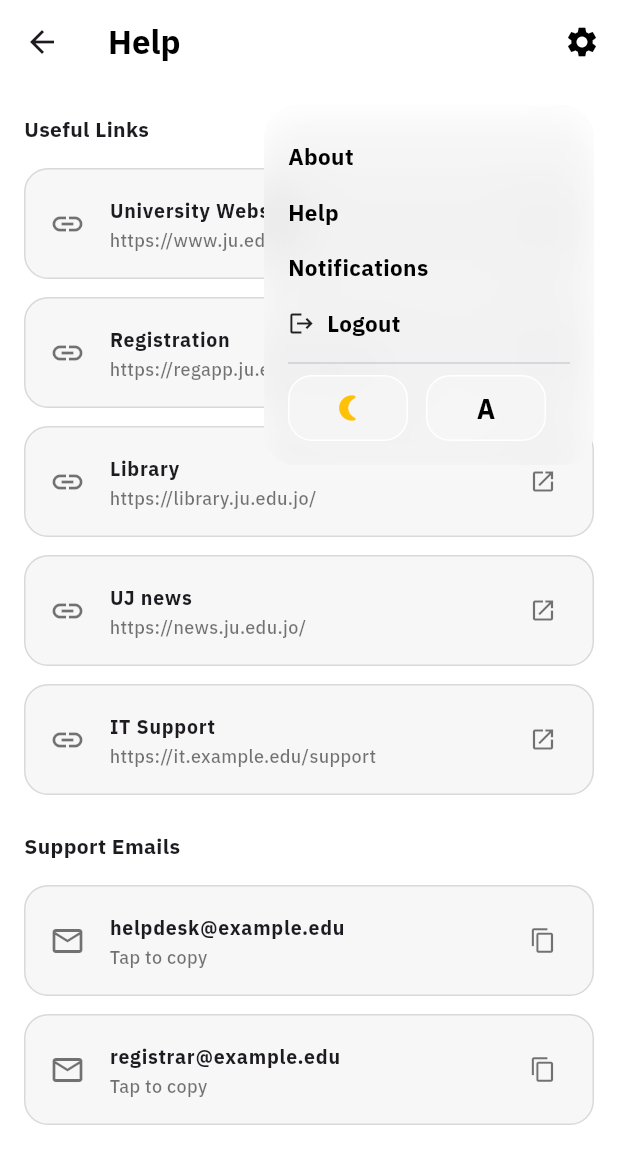
After one commit to unigohzla-png/UNiGO, a Flutter app: the HelpPage screen opened by its route, after a tap on the "settings" icon, on a phone screen of 412 x 824 dp. The commit adds this screen. Shown: the top 1164 px of the screen. Run offline on Flutter 3.47's test engine with Material 3 defaults, Android fonts, the phone set to English and light mode, and no system bars; our stand-ins replace cloud_firestore, firebase_auth, firebase_core, flutter_local_notifications, pdf, printing and 1 more; accounts and stored records are empty; project files that could hold a hidden picture were left out.

Commit message:
FINAL BEFORE EDITING THEME

```diff
--- a/lib/main.dart
+++ b/lib/main.dart
@@ -19,11 +19,14 @@ import 'views/pages/inquiry_subjects_page.dart';
 import 'views/pages/academic_plan_page.dart';
 import 'views/pages/course_page.dart';
 
+import 'views/pages/about_page.dart';
+import 'views/pages/help_page.dart';
+import 'views/pages/notifications_page.dart';
+
 // admin + roles
 import 'models/user_role.dart';
 import 'services/role_service.dart';
 import 'views/admin/admin_root_page.dart';
-
 
 final GlobalKey<NavigatorState> navigatorKey = GlobalKey<NavigatorState>();
 
@@ -51,13 +54,16 @@ class MyApp extends StatelessWidget {
         '/': (context) => const AuthRoleGate(),
         '/home': (context) => const AuthRoleGate(),
 
-
         // student-only sub-pages
         '/reserve-time': (context) => const ReserveTimePage(),
         '/register-courses': (context) => const RegisterCoursesPage(),
         '/withdraw-courses': (context) => const WithdrawCoursesPage(),
         '/print-schedule': (context) => const PrintSchedulePage(),
         '/inquiry-subjects': (context) => const InquirySubjectsPage(),
+        '/about': (context) => const AboutPage(),
+        '/help': (context) => const HelpPage(),
+        '/notifications': (context) => const NotificationsPage(),
+
         '/academic-plan': (context) => const AcademicPlanPage(),
         '/course': (context) {
           final args =
--- /dev/null
+++ b/lib/views/pages/help_page.dart
@@ -0,0 +1,115 @@
+import 'package:flutter/material.dart';
+import 'package:flutter/services.dart';
+import 'package:url_launcher/url_launcher.dart';
+
+import '../widgets/glass_appbar.dart';
+
+class HelpPage extends StatelessWidget {
+  const HelpPage({super.key});
+
+  // ✅ edit these to your real university info
+  static const List<Map<String, String>> links = [
+    {'title': 'University Website', 'url': 'https://www.ju.edu.jo/'},
+    {'title': 'Registration', 'url': 'https://regapp.ju.edu.jo/regapp/'},
+    {'title': 'Library', 'url': 'https://library.ju.edu.jo/'},
+    {'title': 'UJ news', 'url': 'https://news.ju.edu.jo/'},
+    {'title': 'IT Support', 'url': 'https://it.example.edu/support'},
+  ];
+
+  static const List<String> supportEmails = [
+    'helpdesk@example.edu',
+    'registrar@example.edu',
+  ];
+
+  @override
+  Widget build(BuildContext context) {
+    return Scaffold(
+      backgroundColor: Colors.white,
+      appBar: const GlassAppBar(title: 'Help'),
+      body: ListView(
+        padding: const EdgeInsets.all(16),
+        children: [
+          const Text(
+            'Useful Links',
+            style: TextStyle(fontSize: 14, fontWeight: FontWeight.w700),
+          ),
+          const SizedBox(height: 10),
+
+          ...links.map((item) => _tile(
+                title: item['title']!,
+                subtitle: item['url']!,
+                leading: Icons.link,
+                trailing: Icons.open_in_new,
+                onTap: () => _openUrl(context, item['url']!),
+              )),
+
+          const SizedBox(height: 18),
+
+          const Text(
+            'Support Emails',
+            style: TextStyle(fontSize: 14, fontWeight: FontWeight.w700),
+          ),
+          const SizedBox(height: 10),
+
+          ...supportEmails.map((email) => _tile(
+                title: email,
+                subtitle: 'Tap to copy',
+                leading: Icons.email_outlined,
+                trailing: Icons.copy,
+                onTap: () => _copy(context, email),
+              )),
+        ],
+      ),
+    );
+  }
+
+  Widget _tile({
+    required String title,
+    required String subtitle,
+    required IconData leading,
+    required IconData trailing,
+    required VoidCallback onTap,
+  }) {
+    return Container(
+      margin: const EdgeInsets.symmetric(vertical: 6),
+      decoration: BoxDecoration(
+        color: const Color(0xFFF7F7F7),
+        borderRadius: BorderRadius.circular(16),
+        border: Border.all(color: Colors.black12),
+      ),
+      child: ListTile(
+        onTap: onTap,
+        leading: Icon(leading, color: Colors.black54),
+        title: Text(
+          title,
+          style: const TextStyle(fontSize: 13, fontWeight: FontWeight.w700),
+        ),
+        subtitle: Text(
+          subtitle,
+          style: const TextStyle(fontSize: 12, color: Colors.black54),
+        ),
+        trailing: Icon(trailing, size: 18, color: Colors.black54),
+      ),
+    );
+  }
+
+  Future<void> _copy(BuildContext context, String text) async {
+    await Clipboard.setData(ClipboardData(text: text));
+    if (!context.mounted) return;
+    ScaffoldMessenger.of(context).showSnackBar(
+      const SnackBar(content: Text('Copied to clipboard')),
+    );
+  }
+
+  Future<void> _openUrl(BuildContext context, String url) async {
+    final uri = Uri.tryParse(url);
+    if (uri == null) return;
+
+    final ok = await launchUrl(uri, mode: LaunchMode.externalApplication);
+    if (!ok && context.mounted) {
+      ScaffoldMessenger.of(context).showSnackBar(
+        const SnackBar(content: Text('Could not open link')),
+      );
+    }
+  }
+}
--- a/lib/views/widgets/glass_appbar.dart
+++ b/lib/views/widgets/glass_appbar.dart
@@ -76,9 +76,13 @@ class _GlassAppBarState extends State<GlassAppBar> {
                           mainAxisSize: MainAxisSize.min,
                           crossAxisAlignment: CrossAxisAlignment.start,
                           children: [
-                            _menuText("About"),
-                            _menuText("Help"),
-                            _menuText("Notifications"),
+                            _menuNavItem(context, "About", '/about'),
+                            _menuNavItem(context, "Help", '/help'),
+                            _menuNavItem(
+                              context,
+                              "Notifications",
+                              '/notifications',
+                            ),
                             _logoutItem(),
                             const Divider(thickness: 0.8),
                             Row(
@@ -109,6 +113,26 @@ class _GlassAppBarState extends State<GlassAppBar> {
           ),
         );
       },
+    );
+  }
+
+  Widget _menuNavItem(BuildContext context, String label, String route) {
+    return GestureDetector(
+      onTap: () {
+        Navigator.pop(context); // close dialog
+        Navigator.pushNamed(context, route);
+      },
+      child: Padding(
+        padding: const EdgeInsets.symmetric(vertical: 8),
+        child: Text(
+          label,
+          style: const TextStyle(
+            fontSize: 15,
+            fontWeight: FontWeight.w600,
+            color: Colors.black,
+          ),
+        ),
+      ),
     );
   }
 
--- a/pubspec.yaml
+++ b/pubspec.yaml
@@ -48,6 +48,8 @@ dependencies:
   timezone: ^0.9.4
   firebase_messaging: ^16.0.0
   flutter_local_notifications: ^17.2.3
+  url_launcher: ^6.3.0
+
 
 dev_dependencies:
   flutter_test:
```
Also changed, not shown: lib/views/pages/about_page.dart (added, +101 -0 lines), lib/views/pages/notifications_page.dart (added, +21 -0 lines), pubspec.lock, 2 other files.
